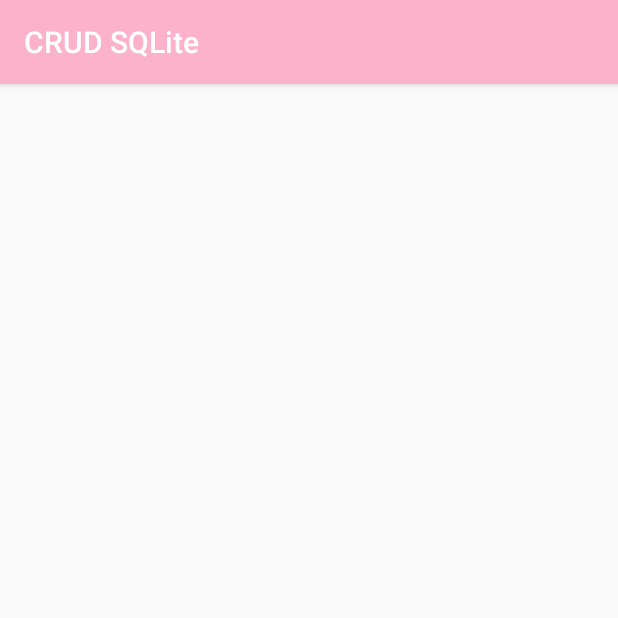
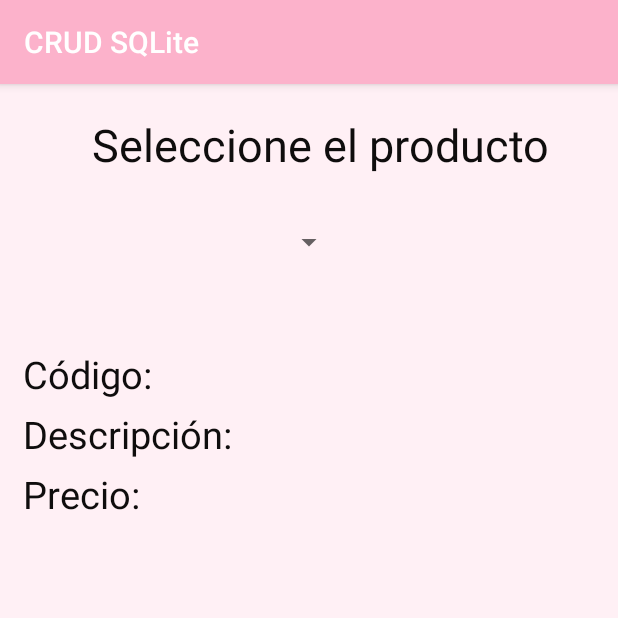
Before and after one commit to SaraiRamirez10/SQLITE, an Android app: the consultaSpinner screen opened directly, with no data from a screen before it, on a phone screen of 412 x 824 dp, the top half of it. Run offline under Robolectric (Android 15) with nearby library versions, the phone set to English and light mode, and no system bars.

Commit message:
interfaz de consultaspinner

```diff
--- a/app/src/main/res/layout/activity_consulta_spinner.xml
+++ b/app/src/main/res/layout/activity_consulta_spinner.xml
@@ -1,9 +1,74 @@
 <?xml version="1.0" encoding="utf-8"?>
-<androidx.constraintlayout.widget.ConstraintLayout xmlns:android="http://schemas.android.com/apk/res/android"
+<LinearLayout xmlns:android="http://schemas.android.com/apk/res/android"
     xmlns:app="http://schemas.android.com/apk/res-auto"
     xmlns:tools="http://schemas.android.com/tools"
     android:layout_width="match_parent"
     android:layout_height="match_parent"
+    android:orientation="vertical"
+    android:background="#FFF0F5"
     tools:context=".consultaSpinner">
 
-</androidx.constraintlayout.widget.ConstraintLayout>
+    <TextView
+        android:layout_width="match_parent"
+        android:layout_height="wrap_content"
+        android:text="Seleccione el producto"
+        android:textSize="30dp"
+        android:layout_marginTop="20dp"
+        android:textColor="#0F0D0D"
+        android:layout_marginLeft="15dp"
+        android:textAlignment="center"
+        />
+
+    <Spinner
+        android:id="@+id/sp_options"
+        android:layout_width="wrap_content"
+        android:layout_height="50dp"
+        android:layout_marginTop="20dp"
+        android:drawSelectorOnTop="true"
+        android:spinnerMode="dropdown"
+        android:layout_gravity="center"
+        android:padding="15dp"/>
+    <!--android:background="@drawable/estilos3spinner"-->
+
+    <RelativeLayout
+        android:layout_width="match_parent"
+        android:layout_height="match_parent"
+        android:layout_marginTop="25dp">
+
+        <TextView
+            android:id="@+id/tv_codigo"
+            android:layout_width="match_parent"
+            android:layout_height="wrap_content"
+            android:text="Código:"
+            android:textSize="25dp"
+            android:layout_marginTop="20dp"
+            android:textColor="#0F0D0D"
+            android:layout_marginLeft="15dp"
+            android:fontFamily="bold"
+            />
+        <TextView
+            android:id="@+id/tv_descripcion"
+            android:layout_width="match_parent"
+            android:layout_height="wrap_content"
+            android:layout_marginLeft="15dp"
+            android:layout_marginTop="60dp"
+            android:fontFamily="bold"
+            android:text="Descripción:"
+            android:textColor="#0F0D0D"
+            android:textSize="25dp" />
+
+        <TextView
+            android:id="@+id/tv_precio"
+            android:layout_width="match_parent"
+            android:layout_height="wrap_content"
+            android:layout_marginLeft="15dp"
+            android:layout_marginTop="100dp"
+            android:fontFamily="bold"
+            android:text="Precio:"
+            android:textColor="#0F0D0D"
+            android:textSize="25dp" />
+
+
+    </RelativeLayout>
+
+</LinearLayout>
```
